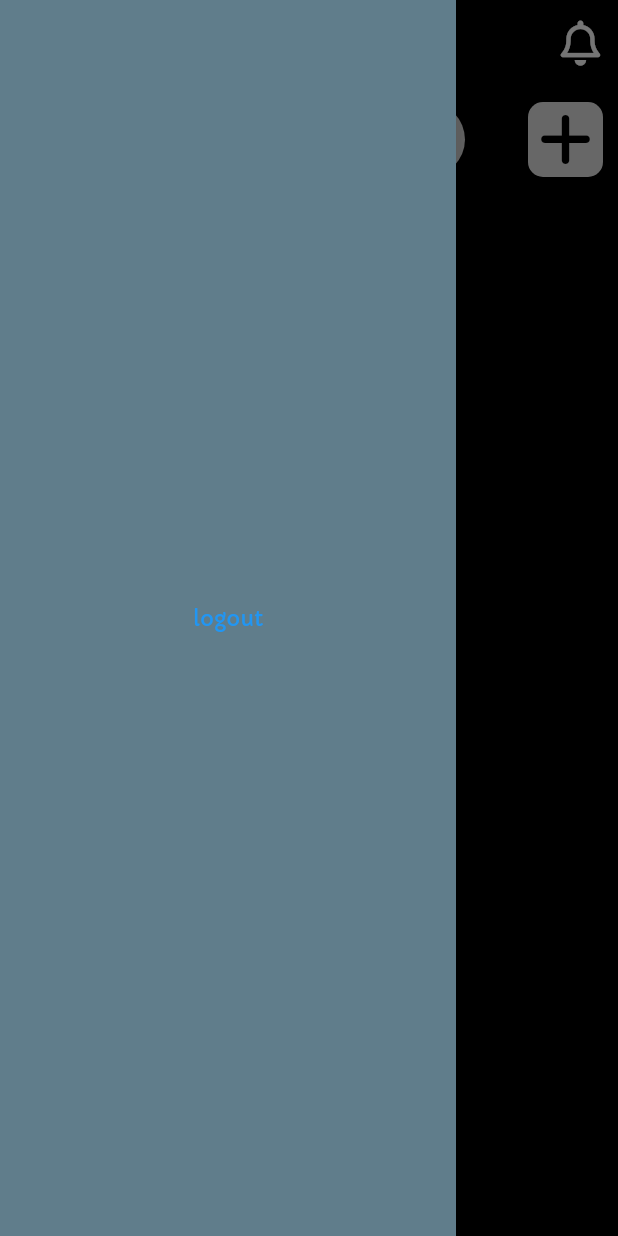
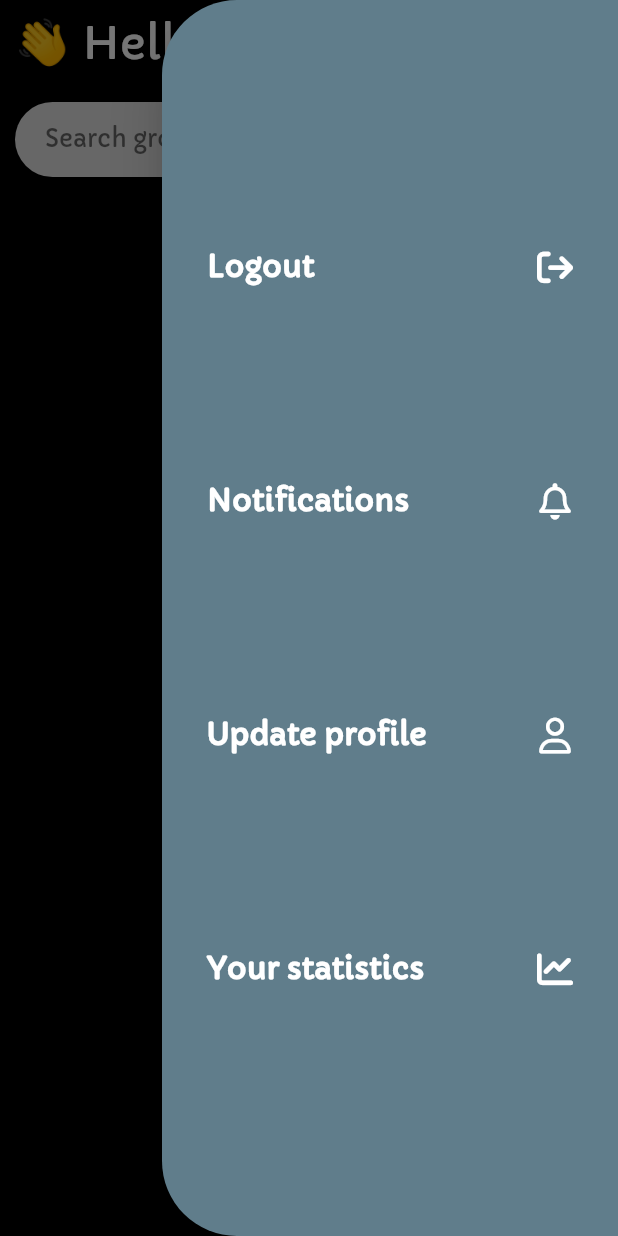
Before and after one commit to Tanmay-R-Choudhary/task_manager, a Flutter app: the screen it shows once a user with an empty profile is signed in, with the side drawer open, on a phone screen of 412 x 824 dp. Run offline on Flutter 3.47's test engine with Material 2 defaults, Android fonts, the phone set to English and light mode, and no system bars; our stand-ins replace firebase_auth, firebase_core, firebase_database, font_awesome_flutter, get; accounts and stored records are empty.

Commit message:
edited drawer in home page

```diff
--- a/lib/screens/home/controller/home_controller.dart
+++ b/lib/screens/home/controller/home_controller.dart
@@ -40,7 +40,9 @@ class HomeController extends GetxController {
           .get()
           .then((snapshot) async {
         String groupTitle = snapshot.child("title").value.toString();
+
         List<String>? projectList = [];
+
         await DatabaseServiceController.instance.database
             .ref('groups/$id/projects')
             .get()
@@ -67,12 +69,14 @@ class HomeController extends GetxController {
             groupTitle: groupTitle,
             cardTitles: projectNames,
             databaseID: id.toString(),
+            cardID: projectList,
           ));
         } else {
           groupList.add(Group(
             groupTitle: groupTitle,
-            cardTitles: [],
+            cardTitles: const [],
             databaseID: id.toString(),
+            cardID: projectList,
           ));
         }
       });
--- a/lib/screens/home/view/home.dart
+++ b/lib/screens/home/view/home.dart
@@ -19,19 +19,80 @@ class HomePage extends GetView<HomeController> {
       ),
       child: Scaffold(
         backgroundColor: Colors.black,
-        drawer: Drawer(
+        endDrawer: Drawer(
+          shape: const RoundedRectangleBorder(
+              borderRadius: BorderRadius.only(
+                  topLeft: Radius.circular(50.0),
+                  bottomLeft: Radius.circular(50.0))),
           backgroundColor: Colors.blueGrey,
-          child: Center(
+          child: Padding(
+            padding:
+                const EdgeInsets.symmetric(vertical: 100.0, horizontal: 30.0),
             child: Column(
-            mainAxisAlignment: MainAxisAlignment.center,
+                mainAxisAlignment: MainAxisAlignment.spaceAround,
+                crossAxisAlignment: CrossAxisAlignment.end,
                 children: [
-              TextButton(
-                  child: const Text("logout"),
-                  onPressed: () {
+                  GestureDetector(
+                    onTap: () {
                       AuthenticationServiceController.instance.signOut();
-                  }),
-            ],
-          )),
+                    },
+                    child: Row(children: const [
+                      Text(
+                        "Logout",
+                        style: TextStyle(
+                            fontSize: 20.0,
+                            color: Colors.white,
+                            fontWeight: FontWeight.bold),
+                      ),
+                      Spacer(),
+                      Icon(FontAwesomeIcons.arrowRightFromBracket,
+                          color: Colors.white)
+                    ]),
+                  ),
+                  GestureDetector(
+                    onTap: () {},
+                    child: Row(children: const [
+                      Text(
+                        "Notifications",
+                        style: TextStyle(
+                            fontSize: 20.0,
+                            color: Colors.white,
+                            fontWeight: FontWeight.bold),
+                      ),
+                      Spacer(),
+                      Icon(FontAwesomeIcons.bell, color: Colors.white)
+                    ]),
+                  ),
+                  GestureDetector(
+                    onTap: () {},
+                    child: Row(children: const [
+                      Text(
+                        "Update profile",
+                        style: TextStyle(
+                            fontSize: 20.0,
+                            color: Colors.white,
+                            fontWeight: FontWeight.bold),
+                      ),
+                      Spacer(),
+                      Icon(FontAwesomeIcons.user, color: Colors.white)
+                    ]),
+                  ),
+                  GestureDetector(
+                    onTap: () {},
+                    child: Row(children: const [
+                      Text(
+                        "Your statistics",
+                        style: TextStyle(
+                            fontSize: 20.0,
+                            color: Colors.white,
+                            fontWeight: FontWeight.bold),
+                      ),
+                      Spacer(),
+                      Icon(FontAwesomeIcons.chartLine, color: Colors.white)
+                    ]),
+                  ),
+                ]),
+          ),
         ),
         body: SafeArea(
           child: Padding(
@@ -47,10 +108,13 @@ class HomePage extends GetView<HomeController> {
                     child: Column(children: [
                       Row(
                         children: [
-                          Text(
+                          SizedBox(
+                            width: 300,
+                            child: Text(
                                 "👋 Hello, ${AuthenticationServiceController.instance.auth.currentUser?.displayName ?? "err..."}!",
                                 style: const TextStyle(
                                     color: Colors.white, fontSize: 30.0)),
+                          ),
                           const Spacer(),
                           GestureDetector(
                             onTap: () {
```
Also changed, not shown: lib/screens/home/view/dialogs.dart (+57 -0 lines), lib/screens/home/view/group.dart (+26 -9 lines), lib/utils/firebase_database_service.dart (+22 -2 lines). Lines whose indentation alone changed are shown as unchanged.
